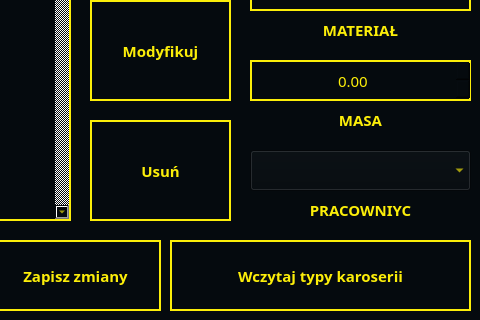
Old version of the form mainwindow.ui in the repository MystryDawid/Cars; both pictures show x 160 to 640 and y 160 to 480 of the 640 by 480 pixel window.
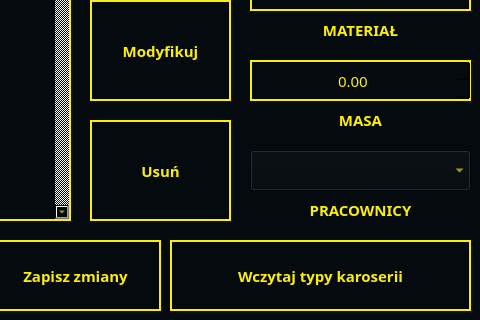
New version of the form. The open tabs and pages were chosen to show the change.

Commit message: fix, literowka praciwnicy w karoserii

Patch:
```diff
--- a/mainwindow.ui
+++ b/mainwindow.ui
@@ -952,7 +952,7 @@
        </rect>
       </property>
       <property name="text">
-       <string>PRACOWNIYC</string>
+       <string>PRACOWNICY</string>
       </property>
       <property name="alignment">
        <set>Qt::AlignCenter</set>
```
